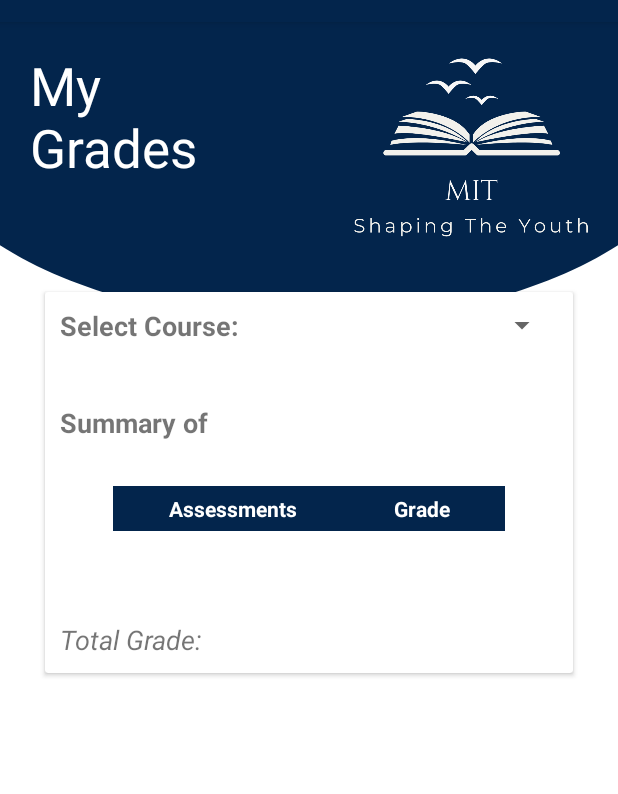
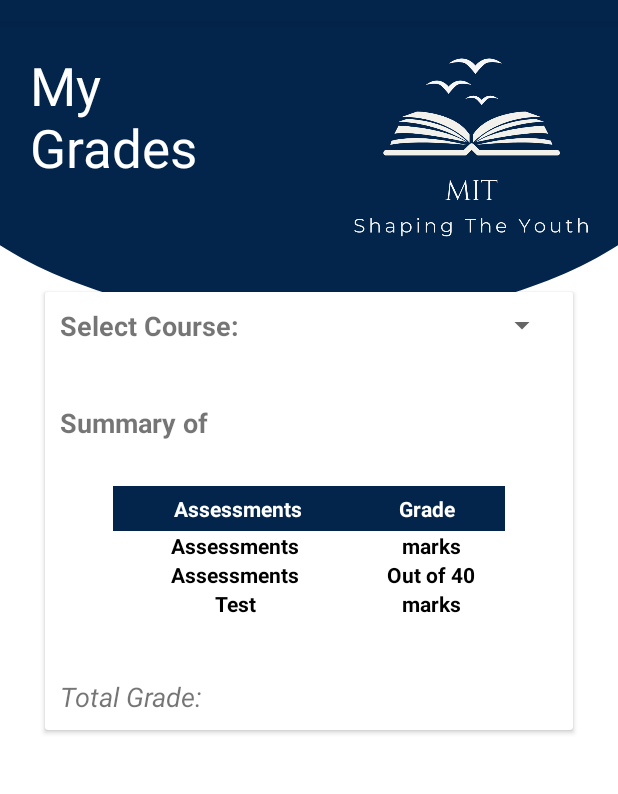
Before and after one commit to Jeel1803/MIT--StudentSupportSphere, an Android app: the viewGrades screen opened directly, with no data from a screen before it, on a phone screen of 412 x 824 dp, the part 62-856 px from its top. Run offline under Robolectric (Android 15) with nearby library versions, the phone set to English and light mode, and no system bars; our stand-ins replace Firebase (no records; nobody signed in at launch, a user with empty details on screens opened directly).

Commit message:
[View Grades]: onSelectListener added. Marks of assignment changes as per selection.

```diff
--- a/app/src/main/java/com/example/mitapplication/viewGrades.java
+++ b/app/src/main/java/com/example/mitapplication/viewGrades.java
@@ -3,12 +3,18 @@ package com.example.mitapplication;
 import androidx.annotation.NonNull;
 import androidx.annotation.Nullable;
 import androidx.appcompat.app.AppCompatActivity;
+import androidx.recyclerview.widget.RecyclerView;
 
 import android.os.Bundle;
+import android.view.LayoutInflater;
+import android.view.View;
+import android.view.ViewGroup;
+import android.widget.AdapterView;
 import android.widget.ArrayAdapter;
 import android.widget.Spinner;
 import android.widget.TextView;
 import android.widget.Toast;
+
 
 import com.google.android.gms.tasks.OnCompleteListener;
 import com.google.android.gms.tasks.OnFailureListener;
@@ -22,8 +28,11 @@ import com.google.firebase.firestore.DocumentSnapshot;
 import com.google.firebase.firestore.EventListener;
 import com.google.firebase.firestore.FirebaseFirestore;
 import com.google.firebase.firestore.FirebaseFirestoreException;
+import com.google.firebase.firestore.Query;
 import com.google.firebase.firestore.QueryDocumentSnapshot;
 import com.google.firebase.firestore.QuerySnapshot;
+
+import org.w3c.dom.Text;
 
 import java.util.ArrayList;
 import java.util.List;
@@ -31,15 +40,12 @@ import java.util.List;
 public class viewGrades extends AppCompatActivity {
     FirebaseAuth fAuth;
     FirebaseFirestore fStore;
-    FirebaseUser user;
     String userId;
-    TextView Course;
-    ArrayAdapter<String> adapter;
-
-
     Spinner spinner;
     List<String> courses = new ArrayList<>();
-
+    RecyclerView marksList;
+    TextView assignment1, assignment2, test, marks1, marks2, testMarks, totalMarks;
+    String courseDoc;
 
 
     @Override
@@ -48,11 +54,17 @@ public class viewGrades extends AppCompatActivity {
         setContentView(R.layout.activity_view_grades);
         fAuth = FirebaseAuth.getInstance();
         fStore = FirebaseFirestore.getInstance();
-        user = fAuth.getCurrentUser();
         userId = fAuth.getCurrentUser().getUid();
-        Course = findViewById(R.id.course);
         spinner = findViewById(R.id.spinner);
+        assignment1 = findViewById(R.id.assignment1);
+        assignment2 = findViewById(R.id.assignment2);
+        test = findViewById(R.id.test);
+        marks1 = findViewById(R.id.marks1);
+        marks2 = findViewById(R.id.marks2);
+        testMarks = findViewById(R.id.testMarks);
+        totalMarks = findViewById(R.id.totalMarks);
 
+        //marksList = findViewById(R.id.marksList);
 
 
         CollectionReference df = fStore.collection("students").document(userId).collection("Course");
@@ -68,24 +80,40 @@ public class viewGrades extends AppCompatActivity {
                         courses.add(course);
                     }
                     adapter.notifyDataSetChanged();
+                    spinner.setOnItemSelectedListener(new AdapterView.OnItemSelectedListener() {
+                        @Override
+                        public void onItemSelected(AdapterView<?> parent, View view, int position, long id) {
+                            String item = parent.getSelectedItem().toString();
+                            df
+                                    .whereEqualTo("Name", item)
+                                    .get().addOnCompleteListener(new OnCompleteListener<QuerySnapshot>() {
+                                        @Override
+                                        public void onComplete(@NonNull Task<QuerySnapshot> task) {
+                                            for (QueryDocumentSnapshot document : task.getResult()){
+                                                String assignemnt = document.getData().get("Assignment1").toString();
+                                                marks1.setText(assignemnt + " / 30");
+                                                String assignment2 = document.getData().get("Assignment2").toString();
+                                                marks2.setText(assignment2 + " / 40") ;
+                                                String test = document.getData().get("Test").toString();
+                                                testMarks.setText(test + " / 30");
+
+
                                             }
                                         }
                                     });
 
+                        }
 
+                        @Override
+                        public void onNothingSelected(AdapterView<?> parent) {
 
-
-
-
-
-
-
-
+                        }
+                    });
 
                 }
 
 
-
-
-
             }
+        });
+    }
+}
--- a/app/src/main/res/layout/activity_view_grades.xml
+++ b/app/src/main/res/layout/activity_view_grades.xml
@@ -145,15 +145,15 @@
                         android:background="#03254c"
                         android:padding="5dp">
                         <TextView
-                            android:layout_width="wrap_content"
+                            android:layout_width="match_parent"
                             android:layout_height="wrap_content"
-                            android:layout_weight="1"
+                            android:layout_weight="2"
                             android:text="Assessments"
                             android:textAlignment="center"
                             android:textStyle="bold"
                             android:textColor="@color/white"/>
                         <TextView
-                            android:layout_width="wrap_content"
+                            android:layout_width="match_parent"
                             android:layout_height="wrap_content"
                             android:layout_weight="1"
                             android:textAlignment="center"
@@ -161,14 +161,73 @@
                             android:text="Grade"
                             android:textColor="@color/white"/>
                     </TableRow>
-                    <androidx.recyclerview.widget.RecyclerView
-                        android:id="@+id/myList"
-                        android:layout_width="match_parent"
-                        android:textAlignment="center"
-                        android:padding="10dp"
-                        android:layout_height="match_parent" >
+                    <TableRow>
+                        <TextView
+                            android:id="@+id/assignment1"
+                            android:layout_width="match_parent"
+                            android:layout_height="match_parent"
+                            android:layout_weight="2"
+                            android:text="Assessments"
+                            android:textAlignment="center"
+                            android:textStyle="bold"
+                            android:textColor="@color/black"/>
+                        <TextView
+                            android:id="@+id/marks1"
+                            android:layout_width="match_parent"
+                            android:layout_height="match_parent"
+                            android:layout_weight="1"
+                            android:text="marks"
+                            android:textAlignment="center"
+                            android:textStyle="bold"
+                            android:textColor="@color/black"/>
 
-                    </androidx.recyclerview.widget.RecyclerView>
+                    </TableRow>
+                    <TableRow>
+                        <TextView
+                            android:id="@+id/assignment2"
+                            android:layout_width="match_parent"
+                            android:layout_height="match_parent"
+                            android:layout_weight="2"
+                            android:text="Assessments"
+                            android:textAlignment="center"
+                            android:textStyle="bold"
+                            android:textColor="@color/black"/>
+                        <TextView
+                            android:id="@+id/marks2"
+                            android:layout_width="match_parent"
+                            android:layout_height="match_parent"
+                            android:layout_weight="1"
+                            android:text="Out of 40"
+                            android:textAlignment="center"
+                            android:textStyle="bold"
+                            android:textColor="@color/black"/>
+
+                    </TableRow>
+
+                    <TableRow>
+
+                        <TextView
+                            android:id="@+id/test"
+                            android:layout_width="match_parent"
+                            android:layout_height="match_parent"
+                            android:layout_weight="2"
+                            android:text="Test"
+                            android:textAlignment="center"
+                            android:textColor="@color/black"
+                            android:textStyle="bold" />
+
+                        <TextView
+                            android:id="@+id/testMarks"
+                            android:layout_width="match_parent"
+                            android:layout_height="match_parent"
+                            android:layout_weight="1"
+                            android:text="marks"
+                            android:textAlignment="center"
+                            android:textColor="@color/black"
+                            android:textStyle="bold" />
+
+                    </TableRow>
+
                 </TableLayout>
                 <LinearLayout
                     android:layout_width="wrap_content"
@@ -176,7 +235,7 @@
                     android:orientation="horizontal"
                     android:layout_marginTop="20dp">
                     <TextView
-                        android:id="@+id/course"
+                        android:id="@+id/totalMarks"
                         android:layout_width="wrap_content"
                         android:layout_height="wrap_content"
                         android:layout_marginTop="20dp"
```
Lines whose indentation alone changed are shown as unchanged.
